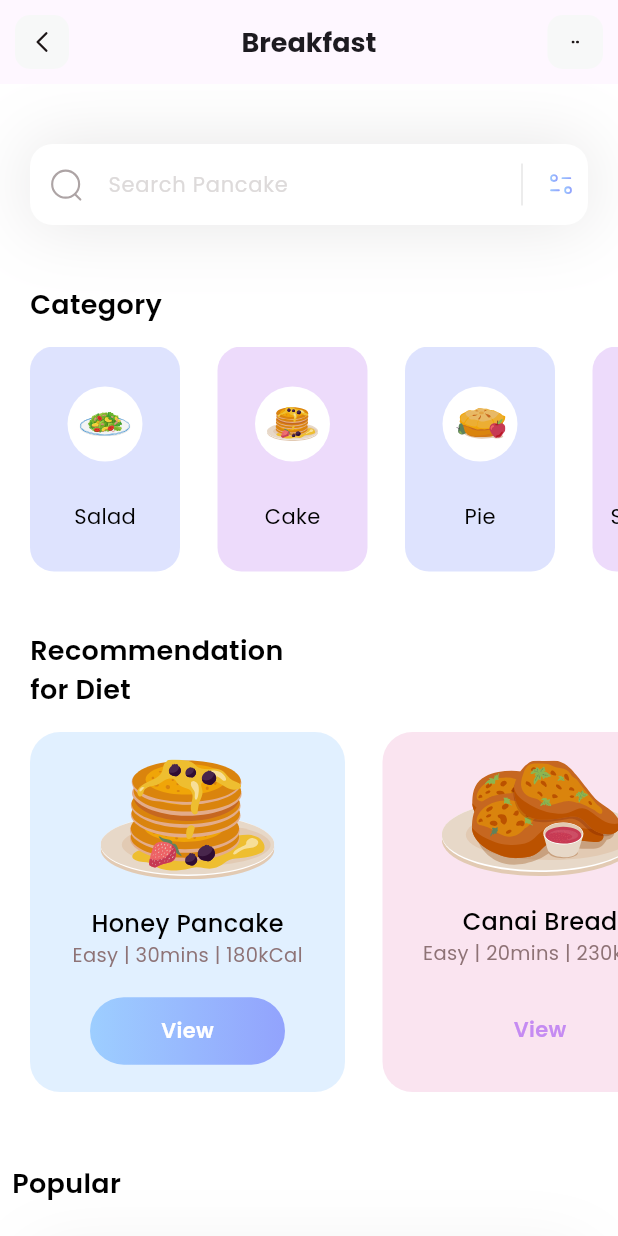
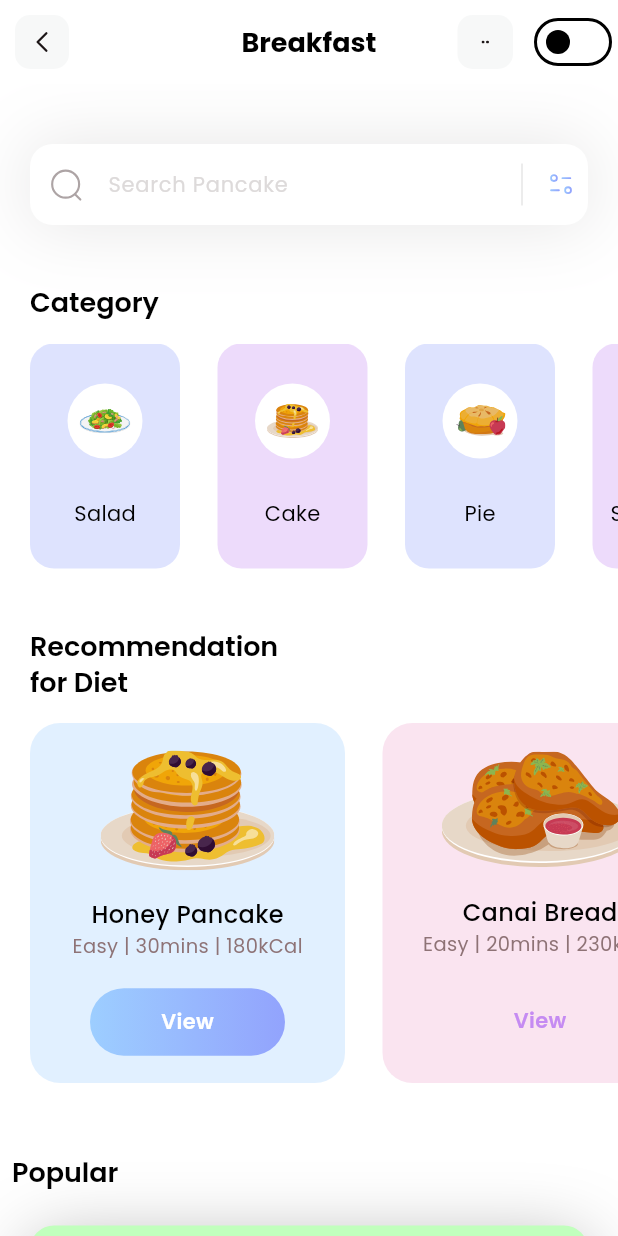
Before and after one commit to DillonWall/Nutrition-App, a Flutter app: the screen it shows after launch, on a phone screen of 412 x 824 dp. Run offline on Flutter 3.47's test engine with Material 3 defaults, Android fonts, the phone set to English and light mode, and no system bars; our stand-ins replace flutter_svg.

Commit message:
Added theme management, and applied to headlines and popular section

```diff
--- /dev/null
+++ b/nutrition_app/lib/config/theme/theme_collection.dart
@@ -0,0 +1,69 @@
+import 'package:flutter/material.dart';
+
+class ThemeCollection {
+  // Generic styles
+  static const String _fontFamily = 'Poppins';
+  static const TextTheme _textTheme = TextTheme(
+    headlineSmall: TextStyle(
+      fontSize: 18,
+      fontWeight: FontWeight.w600,
+    ),
+    titleSmall: TextStyle(
+      fontSize: 16,
+      fontWeight: FontWeight.w500,
+    ),
+    bodyMedium: TextStyle(
+      fontSize: 13,
+      fontWeight: FontWeight.w400,
+    ),
+  );
+
+  // Light theme
+  static const ColorScheme _lightColorScheme = ColorScheme.light(
+    primary: Color.fromARGB(255, 193, 255, 189),
+    onPrimaryContainer: Color(0xff7B6F72),
+  );
+  static final TextTheme _lightTextTheme = _textTheme.merge(
+    TextTheme(
+      headlineSmall: TextStyle(
+        color: _lightColorScheme.onBackground,
+      ),
+      titleSmall: TextStyle(
+        color: _lightColorScheme.onBackground,
+      ),
+      bodyMedium: TextStyle(
+        color: _lightColorScheme.onPrimaryContainer,
+      ),
+    ),
+  );
+  static ThemeData lightTheme = ThemeData(
+    colorScheme: _lightColorScheme,
+    textTheme: _lightTextTheme,
+    fontFamily: _fontFamily,
+  );
+
+  // Dark theme
+  static const ColorScheme _darkColorScheme = ColorScheme.dark(
+    primary: Color.fromARGB(255, 118, 221, 83),
+    shadow: Colors.white,
+    onPrimaryContainer: Color(0xff7B6F72),
+  );
+  static final TextTheme _darkTextTheme = _textTheme.merge(
+    TextTheme(
+      headlineSmall: TextStyle(
+        color: _darkColorScheme.onBackground,
+      ),
+      titleSmall: TextStyle(
+        color: _darkColorScheme.onBackground,
+      ),
+      bodyMedium: TextStyle(
+        color: _darkColorScheme.onPrimaryContainer,
+      ),
+    ),
+  );
+  static ThemeData darkTheme = ThemeData(
+    colorScheme: _darkColorScheme,
+    textTheme: _darkTextTheme,
+    fontFamily: _fontFamily,
+  );
+}
--- /dev/null
+++ b/nutrition_app/lib/config/theme/theme_manager.dart
@@ -0,0 +1,26 @@
+import 'dart:async';
+import 'package:flutter/material.dart';
+import 'package:nutrition_app/config/theme/theme_collection.dart';
+
+class ThemeManager {
+  final StreamController<ThemeData> _themeController = StreamController<ThemeData>();
+  bool _isDark = false;
+
+  Stream<ThemeData> get theme => _themeController.stream;
+  bool get isDark => _isDark;
+
+  // toggleTheme() {
+  //   _themeMode = isDark ? ThemeMode.dark : ThemeMode.light;
+  // }
+  void toggleTheme() {
+    _isDark = !_isDark;
+    applyTheme();
+  }
+
+  void applyTheme() {
+    // Get the theme to apply
+    var themeToApply = isDark ? ThemeCollection.darkTheme : ThemeCollection.lightTheme;
+    // Broadcast new theme
+    _themeController.add(themeToApply);
+  }
+}
--- a/nutrition_app/lib/main.dart
+++ b/nutrition_app/lib/main.dart
@@ -1,5 +1,8 @@
 import 'package:flutter/material.dart';
+import 'package:nutrition_app/config/theme/theme_collection.dart';
+import 'package:nutrition_app/config/theme/theme_manager.dart';
 import 'package:nutrition_app/pages/home.dart';
+import 'package:provider/provider.dart';
 
 void main() {
   runApp(const MyApp());
@@ -11,10 +14,21 @@ class MyApp extends StatelessWidget {
   // This widget is the root of your application.
   @override
   Widget build(BuildContext context) {
-    return MaterialApp(
-      debugShowCheckedModeBanner: false,
-      theme: ThemeData(fontFamily: 'Poppins'),
-      home: const HomePage(),
+    return MultiProvider(
+      providers: [
+        Provider.value(value: ThemeManager()),
+        StreamProvider<ThemeData>(
+          create: (context) => Provider.of<ThemeManager>(context, listen: false).theme,
+          initialData: ThemeCollection.lightTheme,
+        )
+      ],
+      child: Consumer<ThemeData>(
+        builder: (context, theme, child) => MaterialApp(
+          debugShowCheckedModeBanner: false,
+          theme: theme,
+          home: const HomePage(),
+        ),
+      ),
     );
   }
 }
--- a/nutrition_app/lib/pages/home.dart
+++ b/nutrition_app/lib/pages/home.dart
@@ -1,10 +1,10 @@
 import 'package:flutter/material.dart';
-import 'package:flutter/painting.dart';
-import 'package:flutter/widgets.dart';
 import 'package:flutter_svg/svg.dart';
+import 'package:nutrition_app/config/theme/theme_manager.dart';
 import 'package:nutrition_app/models/category_model.dart';
 import 'package:nutrition_app/models/diet_model.dart';
 import 'package:nutrition_app/models/popular_model.dart';
+import 'package:provider/provider.dart';
 
 class HomePage extends StatefulWidget {
   const HomePage({super.key});
@@ -29,7 +29,6 @@ class _HomePageState extends State<HomePage> {
     _getInitialInfo();
     return Scaffold(
       appBar: appBar(),
-      backgroundColor: Colors.white,
       body: ListView(
         children: [
           _searchField(),
@@ -38,18 +37,22 @@ class _HomePageState extends State<HomePage> {
           const SizedBox(height: 40),
           _dietSection(),
           const SizedBox(height: 40),
-          Column(
+          _popularSection(),
+          const SizedBox(height: 40),
+        ],
+      ),
+    );
+  }
+
+  Column _popularSection() {
+    return Column(
       crossAxisAlignment: CrossAxisAlignment.start,
       children: [
-              const Padding(
-                padding: EdgeInsets.all(8),
+        Padding(
+          padding: const EdgeInsets.all(8),
           child: Text(
             'Popular',
-                  style: TextStyle(
-                    color: Colors.black,
-                    fontSize: 18,
-                    fontWeight: FontWeight.w600,
-                  ),
+            style: Theme.of(context).textTheme.headlineSmall,
           ),
         ),
         const SizedBox(height: 15),
@@ -57,21 +60,19 @@ class _HomePageState extends State<HomePage> {
           itemCount: popularDiets.length,
           shrinkWrap: true,
           padding: const EdgeInsets.only(left: 20, right: 20),
-                separatorBuilder: (context, index) =>
-                    const SizedBox(height: 25),
+          separatorBuilder: (context, index) => const SizedBox(height: 25),
           itemBuilder: (context, index) {
             return Container(
               height: 115,
               decoration: BoxDecoration(
                 color: popularDiets[index].boxIsSelected
-                          ? Colors.white
+                    ? Theme.of(context).colorScheme.primaryContainer
                     : Colors.transparent,
                 borderRadius: BorderRadius.circular(16),
                 boxShadow: popularDiets[index].boxIsSelected
                     ? [
                         BoxShadow(
-                                color:
-                                    const Color(0xff1D1617).withOpacity(0.07),
+                          color: Theme.of(context).colorScheme.shadow.withOpacity(0.3),
                           offset: const Offset(0, 10),
                           blurRadius: 40,
                           spreadRadius: 0,
@@ -93,19 +94,11 @@ class _HomePageState extends State<HomePage> {
                     children: [
                       Text(
                         popularDiets[index].name,
-                              style: const TextStyle(
-                                fontWeight: FontWeight.w500,
-                                color: Colors.black,
-                                fontSize: 16,
-                              ),
+                        style: Theme.of(context).textTheme.titleSmall,
                       ),
                       Text(
                         '${popularDiets[index].level} | ${popularDiets[index].duration} | ${popularDiets[index].calorie}',
-                              style: const TextStyle(
-                                fontWeight: FontWeight.w400,
-                                color: Color(0xff7B6F72),
-                                fontSize: 13,
-                              ),
+                        style: Theme.of(context).textTheme.bodyMedium,
                       ),
                     ],
                   ),
@@ -123,10 +116,6 @@ class _HomePageState extends State<HomePage> {
           },
         ),
       ],
-          ),
-          const SizedBox(height: 40),
-        ],
-      ),
     );
   }
 
@@ -134,15 +123,11 @@ class _HomePageState extends State<HomePage> {
     return Column(
       crossAxisAlignment: CrossAxisAlignment.start,
       children: [
-        const Padding(
-          padding: EdgeInsets.only(left: 20),
+        Padding(
+          padding: const EdgeInsets.only(left: 20),
           child: Text(
             'Recommendation\nfor Diet',
-            style: TextStyle(
-              color: Colors.black,
-              fontSize: 18,
-              fontWeight: FontWeight.w600,
-            ),
+            style: Theme.of(context).textTheme.headlineSmall,
           ),
         ),
         const SizedBox(height: 15),
@@ -227,15 +212,11 @@ class _HomePageState extends State<HomePage> {
     return Column(
       crossAxisAlignment: CrossAxisAlignment.start,
       children: [
-        const Padding(
-          padding: EdgeInsets.only(left: 20),
+        Padding(
+          padding: const EdgeInsets.only(left: 20),
           child: Text(
             'Category',
-            style: TextStyle(
-              color: Colors.black,
-              fontSize: 18,
-              fontWeight: FontWeight.w600,
-            ),
+            style: Theme.of(context).textTheme.headlineSmall,
           ),
         ),
         const SizedBox(height: 15),
@@ -382,6 +363,12 @@ class _HomePageState extends State<HomePage> {
             ),
           ),
         ),
+        Switch(
+          value: Provider.of<ThemeManager>(context).isDark,
+          onChanged: (newValue) {
+            Provider.of<ThemeManager>(context, listen: false).toggleTheme();
+          },
+        )
       ],
     );
   }
--- a/nutrition_app/pubspec.yaml
+++ b/nutrition_app/pubspec.yaml
@@ -36,6 +36,7 @@ dependencies:
   # Use with the CupertinoIcons class for iOS style icons.
   cupertino_icons: ^1.0.6
   flutter_svg: ^2.0.10+1
+  provider: ^6.1.2
 
 dev_dependencies:
   flutter_test:
```
Also changed, not shown: nutrition_app/pubspec.lock. Lines whose indentation alone changed are shown as unchanged.
